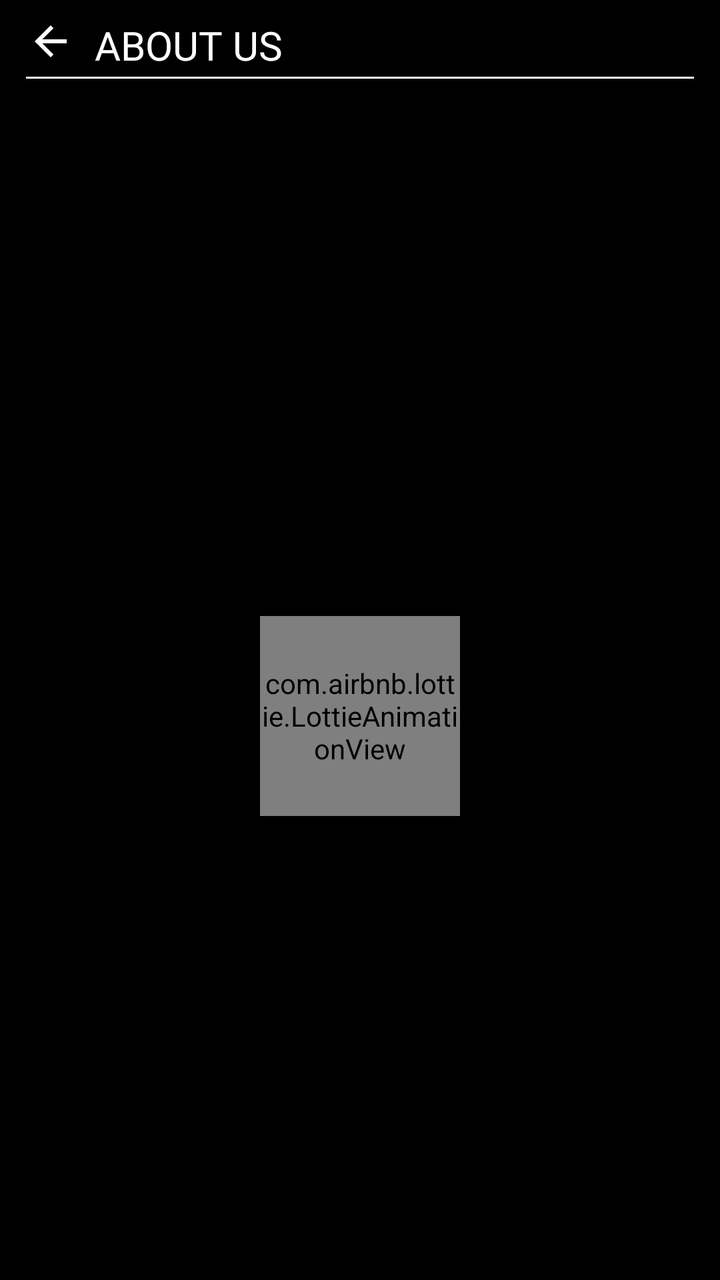
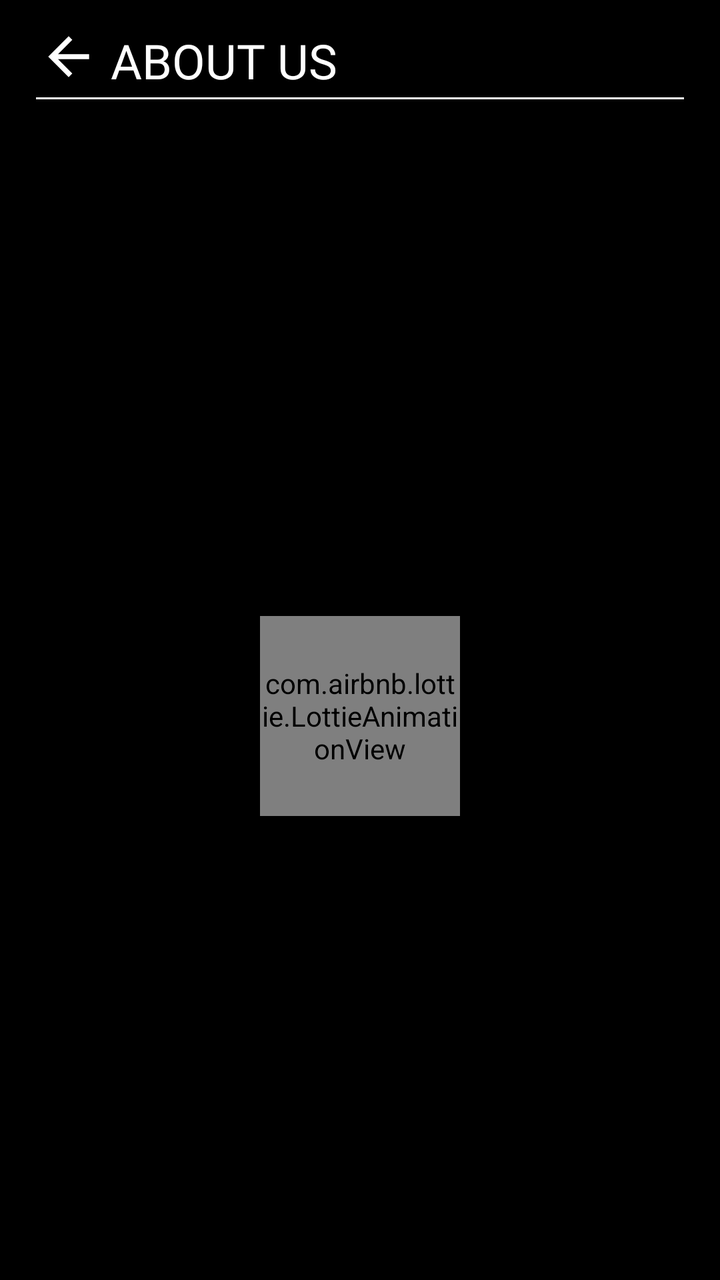

Compare the two renders of this Android layout. The source of the first and the diff that turns it into the second are given below.
<!-- AndroidManifest.xml: application theme Theme.NavigationDrawer -->
<!-- res/layout/fragment_about_us.xml -->
<?xml version="1.0" encoding="utf-8"?>
<androidx.core.widget.NestedScrollView xmlns:android="http://schemas.android.com/apk/res/android"
    xmlns:app="http://schemas.android.com/apk/res-auto"
    xmlns:tools="http://schemas.android.com/tools"
    android:layout_width="match_parent"
    android:layout_height="match_parent"
    android:background="@color/black"
    tools:context=".Fragment.AboutUs">

    <androidx.constraintlayout.widget.ConstraintLayout
        android:layout_width="match_parent"
        android:layout_height="match_parent"
        android:padding="8dp">

        <com.airbnb.lottie.LottieAnimationView
            android:id="@+id/resLot"
            android:layout_width="100dp"
            android:layout_height="100dp"
            android:layout_marginTop="300dp"
            android:elevation="5dp"
            android:visibility="visible"
            app:layout_constraintEnd_toEndOf="parent"
            app:layout_constraintStart_toStartOf="parent"
            app:layout_constraintTop_toTopOf="parent"
            app:lottie_autoPlay="true"
            app:lottie_loop="true"
            app:lottie_rawRes="@raw/asmita" />

        <LinearLayout
            android:id="@+id/lay2"
            android:layout_width="match_parent"
            android:layout_height="wrap_content"
            android:orientation="horizontal"
            android:weightSum="1"
            app:layout_constraintEnd_toEndOf="parent"
            app:layout_constraintStart_toStartOf="parent"
            app:layout_constraintTop_toTopOf="parent">

            <ImageView
                android:id="@+id/back"
                android:layout_width="0dp"
                android:layout_height="wrap_content"
                android:layout_gravity="center_vertical"
                android:layout_weight="0.1"
                android:src="@drawable/arrow_back" />

            <TextView
                android:id="@+id/text1"
                android:layout_width="0dp"
                android:layout_height="wrap_content"
                android:layout_weight="0.9"
                android:gravity="center_vertical"
                android:layout_gravity="center_vertical"
                android:fontFamily="@font/poppins_semibold"
                android:layout_marginBottom="-2dp"
                android:text="about us"
                android:paddingHorizontal="5dp"
                android:textAllCaps="true"
                android:textColor="@color/white"
                android:textSize="20sp" />
        </LinearLayout>

        <View
            android:id="@+id/view1"
            android:layout_width="0dp"
            android:layout_height="1dp"
            android:layout_marginHorizontal="5dp"
            android:layout_marginTop="5dp"
            android:background="@color/white"
            app:layout_constraintEnd_toEndOf="parent"
            app:layout_constraintStart_toStartOf="parent"
            app:layout_constraintTop_toBottomOf="@id/lay2" />

        <androidx.recyclerview.widget.RecyclerView
            android:id="@+id/aboutRV"
            android:layout_width="0dp"
            android:layout_marginTop="8dp"
            android:layout_height="match_parent"
            app:layout_constraintEnd_toEndOf="parent"
            app:layout_constraintStart_toStartOf="parent"
            app:layout_constraintTop_toBottomOf="@id/view1" />
    </androidx.constraintlayout.widget.ConstraintLayout>
</androidx.core.widget.NestedScrollView>
<!-- resources referenced by this layout -->
<resources>
  <color name="black">#FF000000</color>
  <color name="white">#FFFFFFFF</color>
  <!-- drawable arrow_back (drawable) -->
  <vector android:autoMirrored="true" android:height="24dp"
      android:tint="#FFFFFF" android:viewportHeight="24"
      android:viewportWidth="24" android:width="24dp" xmlns:android="http://schemas.android.com/apk/res/android">
      <path android:fillColor="@android:color/white" android:pathData="M20,11H7.83l5.59,-5.59L12,4l-8,8 8,8 1.41,-1.41L7.83,13H20v-2z"/>
  </vector>
  <style name="Theme.NavigationDrawer" parent="Theme.MaterialComponents.DayNight.NoActionBar">
          
          <item name="colorPrimary">#FFECA1</item>
          
      </style>
</resources>

<!-- the commit's change to res/layout/fragment_about_us.xml (unified diff, before → after) -->
@@ -31,6 +31,8 @@
             android:layout_width="match_parent"
             android:layout_height="wrap_content"
             android:orientation="horizontal"
+            android:layout_marginTop="5dp"
+            android:paddingHorizontal="10dp"
             android:weightSum="1"
             app:layout_constraintEnd_toEndOf="parent"
             app:layout_constraintStart_toStartOf="parent"
@@ -39,7 +41,7 @@
             <ImageView
                 android:id="@+id/back"
                 android:layout_width="0dp"
-                android:layout_height="wrap_content"
+                android:layout_height="match_parent"
                 android:layout_gravity="center_vertical"
                 android:layout_weight="0.1"
                 android:src="@drawable/arrow_back" />
@@ -57,14 +59,14 @@
                 android:paddingHorizontal="5dp"
                 android:textAllCaps="true"
                 android:textColor="@color/white"
-                android:textSize="20sp" />
+                android:textSize="24sp" />
         </LinearLayout>
 
         <View
             android:id="@+id/view1"
             android:layout_width="0dp"
             android:layout_height="1dp"
-            android:layout_marginHorizontal="5dp"
+            android:layout_marginHorizontal="10dp"
             android:layout_marginTop="5dp"
             android:background="@color/white"
             app:layout_constraintEnd_toEndOf="parent"
<!-- resource entries referenced after the edit -->
@@ -3,10 +3,10 @@
   <color name="black">#FF000000</color>
   <color name="white">#FFFFFFFF</color>
   <!-- drawable arrow_back (drawable) -->
-  <vector android:autoMirrored="true" android:height="24dp"
+  <vector android:autoMirrored="true" android:height="26dp"
       android:tint="#FFFFFF" android:viewportHeight="24"
-      android:viewportWidth="24" android:width="24dp" xmlns:android="http://schemas.android.com/apk/res/android">
-      <path android:fillColor="@android:color/white" android:pathData="M20,11H7.83l5.59,-5.59L12,4l-8,8 8,8 1.41,-1.41L7.83,13H20v-2z"/>
+      android:viewportWidth="24" android:width="26dp" xmlns:android="http://schemas.android.com/apk/res/android">
+      <path android:fillColor="@android:color/black" android:pathData="M20,11H7.83l5.59,-5.59L12,4l-8,8 8,8 1.41,-1.41L7.83,13H20v-2z"/>
   </vector>
   <style name="Theme.NavigationDrawer" parent="Theme.MaterialComponents.DayNight.NoActionBar">
           
